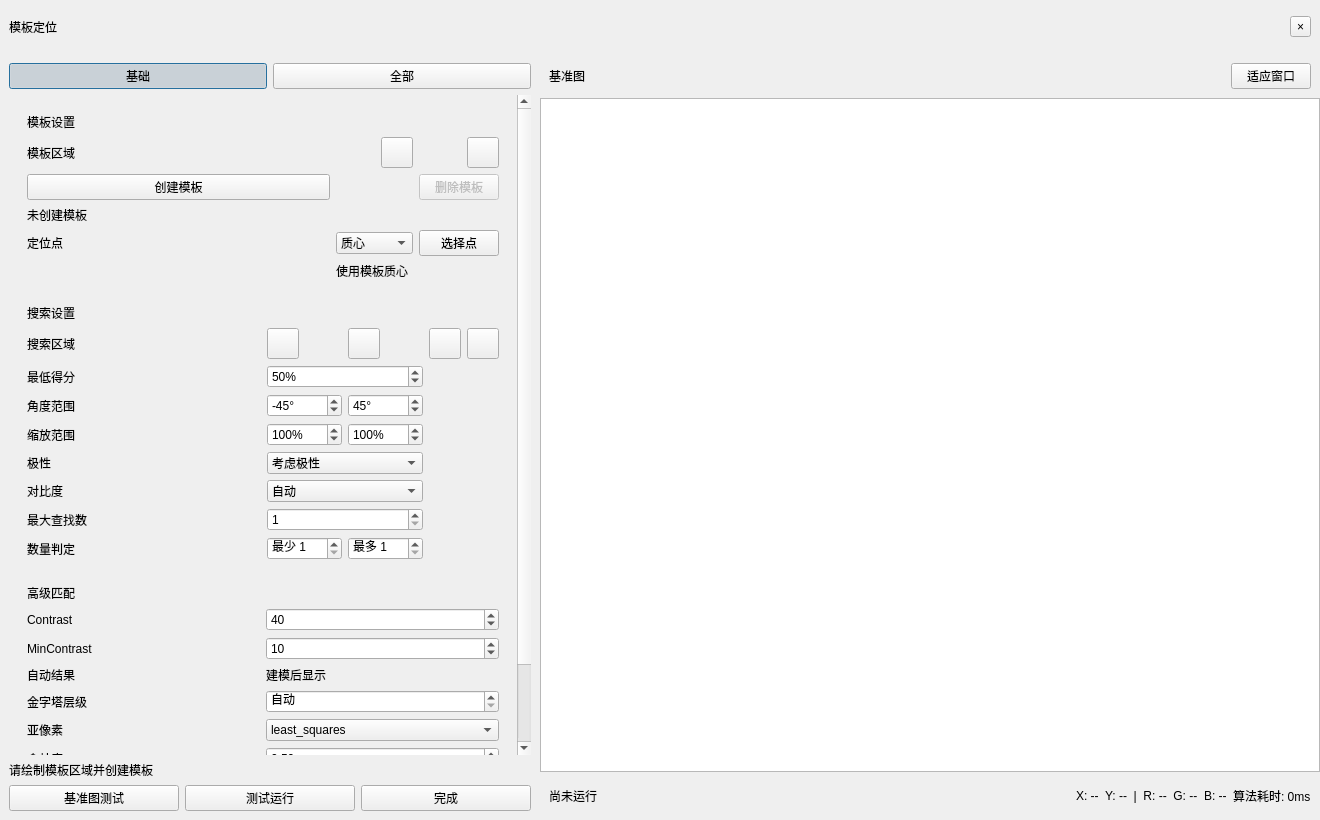
Qt form ui/TemplateLocationDialog.ui (kunlingertfk-lang/-v2-) before a commit.
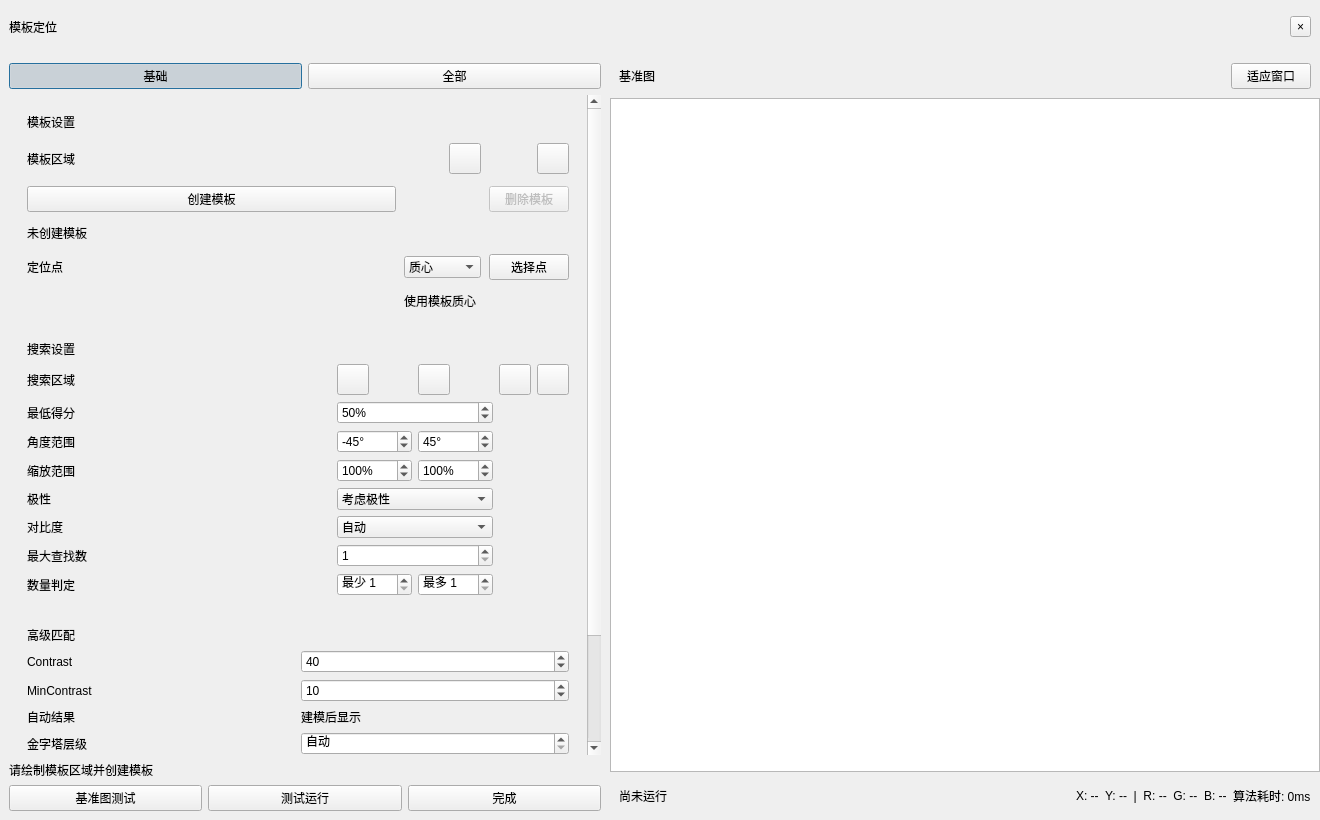
The same form after that commit. Icons and pictures are not drawn.

```diff
--- a/ui/TemplateLocationDialog.ui
+++ b/ui/TemplateLocationDialog.ui
@@ -83,13 +83,13 @@
       <widget class="QFrame" name="parameterPanel">
        <property name="minimumSize">
         <size>
-         <width>450</width>
+         <width>610</width>
          <height>0</height>
         </size>
        </property>
        <property name="maximumSize">
         <size>
-         <width>540</width>
+         <width>610</width>
          <height>16777215</height>
         </size>
        </property>
@@ -142,12 +142,21 @@
             </rect>
            </property>
            <layout class="QVBoxLayout" name="parameterLayout">
+            <property name="spacing">
+             <number>12</number>
+            </property>
             <item>
              <widget class="QFrame" name="templateCard">
               <property name="panelRole" stdset="0">
                <string>configCard</string>
               </property>
               <layout class="QGridLayout" name="templateLayout">
+               <property name="horizontalSpacing">
+                <number>8</number>
+               </property>
+               <property name="verticalSpacing">
+                <number>12</number>
+               </property>
                <item row="1" column="1">
                 <widget class="QToolButton" name="templateRectButton">
                  <property name="toolTip">
@@ -893,6 +902,18 @@
            </size>
           </property>
           <layout class="QHBoxLayout" name="viewerHeaderLayout">
+           <property name="leftMargin">
+            <number>9</number>
+           </property>
+           <property name="topMargin">
+            <number>3</number>
+           </property>
+           <property name="rightMargin">
+            <number>9</number>
+           </property>
+           <property name="bottomMargin">
+            <number>3</number>
+           </property>
            <item>
             <widget class="QLabel" name="viewerTitleLabel">
              <property name="text">
```
